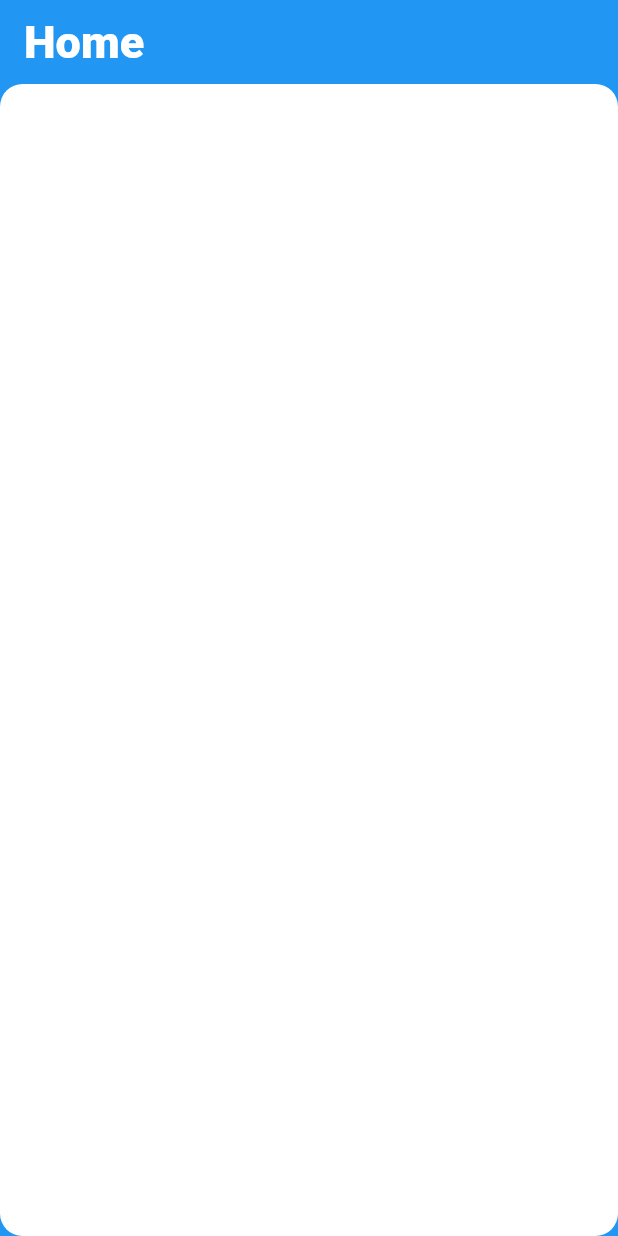
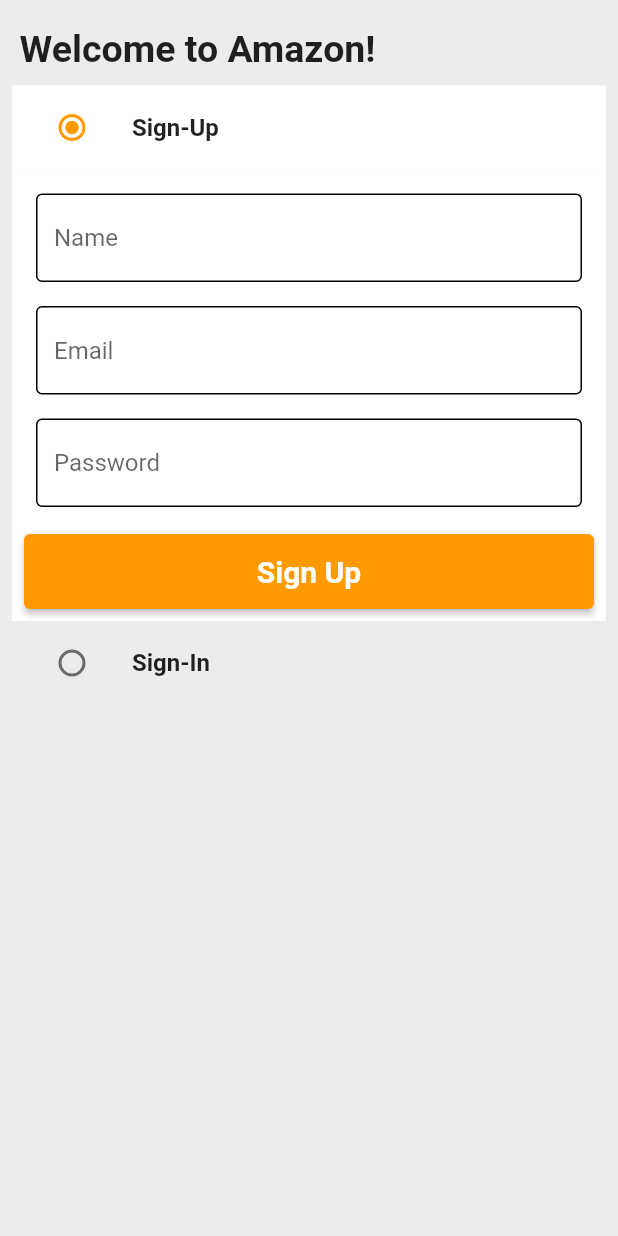
Before and after one commit to Zengoozz/amazon_retouched, a Flutter app: the screen it shows after launch, on a phone screen of 412 x 824 dp. Run offline on Flutter 3.47's test engine with Material 2 defaults, Android fonts, the phone set to English and light mode, and no system bars.

Commit message:
Auth FrontEnd

```diff
--- /dev/null
+++ b/lib/common/widgets/custom_button.dart
@@ -0,0 +1,24 @@
+import 'package:flutter/material.dart';
+
+class CustomButton extends StatelessWidget {
+  final String text;
+  final VoidCallback onPressed;
+  const CustomButton({Key? key, required this.text, required this.onPressed})
+      : super(key: key);
+
+  @override
+  Widget build(BuildContext context) {
+    return ElevatedButton(
+      onPressed: onPressed,
+      style: ElevatedButton.styleFrom(
+          minimumSize: const Size(double.infinity, 50)),
+      child: Text(
+        text,
+        style: const TextStyle(
+          fontWeight: FontWeight.bold,
+          fontSize: 20,
+        ),
+      ),
+    );
+  }
+}
--- /dev/null
+++ b/lib/common/widgets/custom_textfield.dart
@@ -0,0 +1,31 @@
+import 'package:flutter/material.dart';
+
+class CustomTextField extends StatelessWidget {
+  final TextEditingController controller;
+  final String hintText;
+  const CustomTextField({Key? key, required this.controller, required this.hintText}) : super(key: key);
+
+  @override
+  Widget build(BuildContext context) {
+    return Padding(
+      padding: const EdgeInsets.all(8.0),
+      child: TextFormField(
+        controller: controller,
+        decoration: InputDecoration(
+          hintText: hintText,
+          border: const OutlineInputBorder(
+            borderSide: BorderSide(
+              color: Colors.black,
+            ),
+          ),
+          enabledBorder: const OutlineInputBorder(
+            borderSide: BorderSide(
+              color: Colors.black,
+            ),
+          ),
+        ),
+        // validator: ,
+      ),
+    );
+  }
+}
--- /dev/null
+++ b/lib/constants/global_variables.dart
@@ -0,0 +1,50 @@
+import 'package:flutter/material.dart';
+
+class GlobalVariables {
+  // COLORS
+  static const appBarGradient = LinearGradient(
+    colors: [
+      Color.fromARGB(255, 29, 201, 192),
+      Color.fromARGB(255, 125, 221, 216),
+    ],
+    stops: [0.5, 1.0],
+  );
+
+  static const secondaryColor = Color.fromRGBO(255, 153, 0, 1);
+  static const backgroundColor = Colors.white;
+  static const Color greyBackgroundCOlor = Color(0xffebecee);
+  static var selectedNavBarColor = Colors.cyan[800]!;
+  static const unselectedNavBarColor = Colors.black87;
+
+  // STATIC IMAGES
+  static const List<String> carouselImages = [
+    'https://images-eu.ssl-images-amazon.com/images/G/31/img21/Wireless/WLA/TS/D37847648_Accessories_savingdays_Jan22_Cat_PC_1500.jpg',
+    'https://images-eu.ssl-images-amazon.com/images/G/31/img2021/Vday/bwl/English.jpg',
+    'https://images-eu.ssl-images-amazon.com/images/G/31/img22/Wireless/AdvantagePrime/BAU/14thJan/D37196025_IN_WL_AdvantageJustforPrime_Jan_Mob_ingress-banner_1242x450.jpg',
+    'https://images-na.ssl-images-amazon.com/images/G/31/Symbol/2020/00NEW/1242_450Banners/PL31_copy._CB432483346_.jpg',
+    'https://images-na.ssl-images-amazon.com/images/G/31/img21/shoes/September/SSW/pc-header._CB641971330_.jpg',
+  ];
+
+  static const List<Map<String, String>> categoryImages = [
+    {
+      'title': 'Mobiles',
+      'image': 'assets/images/mobiles.jpeg',
+    },
+    {
+      'title': 'Essentials',
+      'image': 'assets/images/essentials.jpeg',
+    },
+    {
+      'title': 'Appliances',
+      'image': 'assets/images/appliances.jpeg',
+    },
+    {
+      'title': 'Books',
+      'image': 'assets/images/books.jpeg',
+    },
+    {
+      'title': 'Fashion',
+      'image': 'assets/images/fashion.jpeg',
+    },
+  ];
+}
--- /dev/null
+++ b/lib/features/auth/screens/auth_screen.dart
@@ -0,0 +1,157 @@
+import 'package:amazon_clone/common/widgets/custom_button.dart';
+import 'package:amazon_clone/common/widgets/custom_textfield.dart';
+import 'package:amazon_clone/constants/global_variables.dart';
+
+import 'package:flutter/material.dart';
+
+enum Auth {
+  signin,
+  signup,
+}
+
+class AuthScreen extends StatefulWidget {
+  static const String routeName = '/auth-screen';
+  const AuthScreen({Key? key}) : super(key: key);
+
+  @override
+  State<AuthScreen> createState() => _AuthScreenState();
+}
+
+class _AuthScreenState extends State<AuthScreen> {
+  Auth _auth = Auth.signup;
+  final _signUpFormKey = GlobalKey<FormState>();
+  final _signInFormKey = GlobalKey<FormState>();
+  final TextEditingController _emailController = TextEditingController();
+  final TextEditingController _passwordController = TextEditingController();
+  final TextEditingController _nameController = TextEditingController();
+
+  @override
+  void dispose() {
+    super.dispose();
+    _emailController.dispose();
+    _passwordController.dispose();
+    _nameController.dispose();
+  }
+
+  @override
+  Widget build(BuildContext context) {
+    return Scaffold(
+      backgroundColor: GlobalVariables.greyBackgroundCOlor,
+      body: SafeArea(
+        child: Padding(
+          padding: const EdgeInsets.all(8.0),
+          child: Column(
+            crossAxisAlignment: CrossAxisAlignment.start,
+            children: [
+              const Padding(
+                padding: EdgeInsets.fromLTRB(5,10,5,10),
+                child: Text(
+                  'Welcome to Amazon!',
+                  style: TextStyle(
+                    fontSize: 25,
+                    fontWeight: FontWeight.w600,
+                  ),
+                ),
+              ),
+              // Sign Up Tile
+              ListTile(
+                tileColor: _auth == Auth.signup
+                    ? GlobalVariables.backgroundColor
+                    : GlobalVariables.greyBackgroundCOlor,
+                title: const Text(
+                  'Sign-Up',
+                  style: TextStyle(
+                    fontWeight: FontWeight.bold,
+                  ),
+                ),
+                leading: Radio(
+                  activeColor: GlobalVariables.secondaryColor,
+                  value: Auth.signup,
+                  groupValue: _auth,
+                  onChanged: (Auth? val) {
+                    setState(() {
+                      _auth = val!;
+                    });
+                  },
+                ),
+              ),
+              if (_auth == Auth.signup)
+                Container(
+                  color: Colors.white,
+                  padding: const EdgeInsets.all(8),
+                  child: Form(
+                    key: _signUpFormKey,
+                    child: Column(children: [
+                      CustomTextField(
+                        controller: _nameController,
+                        hintText: 'Name',
+                      ),
+                      CustomTextField(
+                        controller: _emailController,
+                        hintText: 'Email',
+                      ),
+                      CustomTextField(
+                        controller: _passwordController,
+                        hintText: 'Password',
+                      ),
+                      const SizedBox(height: 10),
+                      CustomButton(
+                        text: 'Sign Up',
+                        onPressed: () {},
+                      ),
+                    ]),
+                  ),
+                ),
+                // Divider
+              // Sign In Tile
+              ListTile(
+                tileColor: _auth == Auth.signin
+                    ? GlobalVariables.backgroundColor
+                    : GlobalVariables.greyBackgroundCOlor,
+                title: const Text(
+                  'Sign-In',
+                  style: TextStyle(
+                    fontWeight: FontWeight.bold,
+                  ),
+                ),
+                leading: Radio(
+                  activeColor: GlobalVariables.secondaryColor,
+                  value: Auth.signin,
+                  groupValue: _auth,
+                  onChanged: (Auth? val) {
+                    setState(() {
+                      _auth = val!;
+                    });
+                  },
+                ),
+              ),
+              if (_auth == Auth.signin)
+                Container(
+                  color: Colors.white,
+                  padding: const EdgeInsets.all(8),
+                  child: Form(
+                    key: _signUpFormKey,
+                    child: Column(children: [
+                      CustomTextField(
+                        controller: _emailController,
+                        hintText: 'Email',
+                      ),
+                      CustomTextField(
+                        controller: _passwordController,
+                        hintText: 'Password',
+                      ),
+                      const SizedBox(height: 10),
+                      CustomButton(
+                        text: 'Sign In',
+                        onPressed: () {},
+                      ),
+                    ]),
+                  ),
+                ),
+            ],
+          ),
+        ),
+      ),
+    );
+  }
+}
--- a/lib/main.dart
+++ b/lib/main.dart
@@ -1,4 +1,7 @@
+import 'package:amazon_clone/features/auth/screens/auth_screen.dart';
+import 'package:amazon_clone/router.dart';
 import 'package:flutter/material.dart';
+import 'package:amazon_clone/constants/global_variables.dart';
 
 void main() {
   runApp(const MyApp());
@@ -11,33 +14,20 @@ class MyApp extends StatelessWidget {
   @override
   Widget build(BuildContext context) {
     return MaterialApp(
-      title: 'Amazon Clone',
-      theme: ThemeData(
-        primarySwatch: Colors.blue,
-      ),
-      home: Scaffold(
-        appBar: AppBar(
-          title: const Text(
-            'Home',
-            style: TextStyle(
-              fontSize: 30,
-              fontWeight: FontWeight.w800,
+        title: 'Amazon Clone',
+        theme: ThemeData(
+          scaffoldBackgroundColor: GlobalVariables.backgroundColor,
+          appBarTheme: const AppBarTheme(
+            elevation: 0,
+            iconTheme: IconThemeData(
+              color: Colors.black,
             ),
           ),
-          centerTitle: false,
-          elevation: 0,
-        ),
-        body: Container(
-          color: Theme.of(context).primaryColor,
-          child: Container(
-            padding: const EdgeInsets.fromLTRB(5, 10, 5, 5),
-            decoration: BoxDecoration(
-              color: Colors.white,
-              borderRadius: BorderRadius.circular(15),
-            ),
+          colorScheme: const ColorScheme.light(
+            primary: GlobalVariables.secondaryColor,
           ),
         ),
-      ),
-    );
+        onGenerateRoute: ((settings) => generateRoute(settings)),
+        home: const AuthScreen());
   }
 }
--- /dev/null
+++ b/lib/router.dart
@@ -0,0 +1,23 @@
+import 'package:amazon_clone/features/auth/screens/auth_screen.dart';
+import 'package:flutter/material.dart';
+import './features/auth/screens/auth_screen.dart';
+
+Route<dynamic> generateRoute(RouteSettings routeSettings) {
+  switch (routeSettings.name) {
+    case AuthScreen.routeName:
+      return MaterialPageRoute(
+        settings: routeSettings,
+        builder: (_) => const AuthScreen(),
+      );
+    default:
+      return MaterialPageRoute(
+        settings: routeSettings,
+        builder: (_) => Scaffold(
+          appBar: AppBar(title: const Text('Not Available')),
+          body: const Center(
+            child: Text('Screen not exist'),
+          ),
+        ),
+      );
+  }
+}
```
